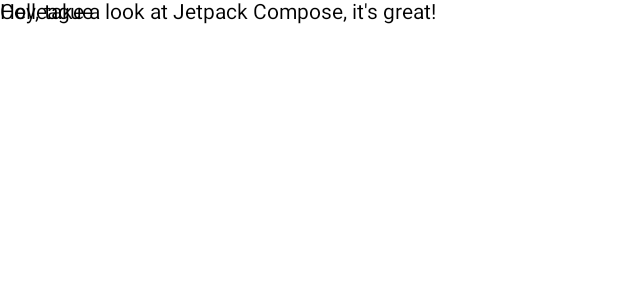
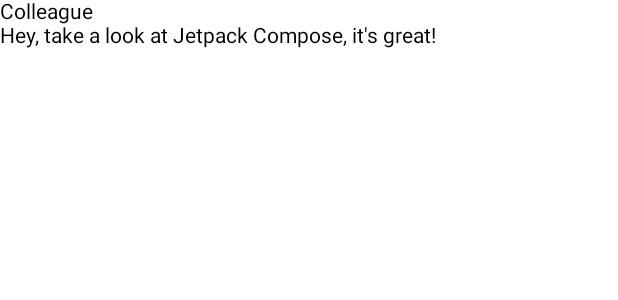
Before and after one commit to kutta97/Android-Compose-Codelab-Study, an Android app built with Jetpack Compose: the @Preview function PreviewMessageCard, on a phone screen of 412 x 824 dp. Shown: the top 300 px of the screen. Run offline under Robolectric (Android 15) with nearby library versions, the phone set to English and light mode, and no system bars.

```diff
--- a/app/src/main/java/com/example/myapplication/MainActivity.kt
+++ b/app/src/main/java/com/example/myapplication/MainActivity.kt
@@ -3,6 +3,7 @@ package com.example.myapplication
 import android.os.Bundle
 import androidx.activity.ComponentActivity
 import androidx.activity.compose.setContent
+import androidx.compose.foundation.layout.Column
 import androidx.compose.material.MaterialTheme
 import androidx.compose.material.Surface
 import androidx.compose.material.Text
@@ -23,8 +24,10 @@ data class Message(val author: String, val body: String)
 
 @Composable
 fun MessageCard(msg: Message) {
-    Text(text = msg.author)
-    Text(text = msg.body)
+    Column {
+        Text(text = msg.author)
+        Text(text = msg.body)
+    }
 }
 
 @Preview
```
